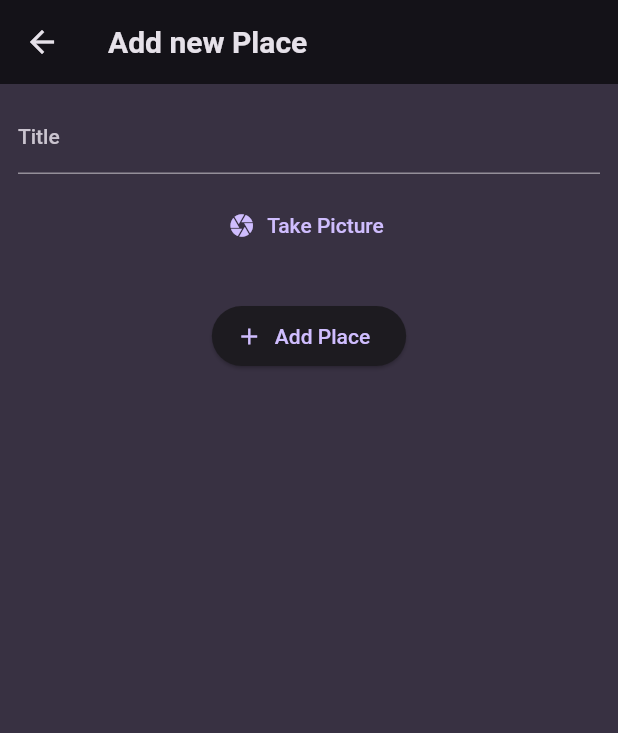
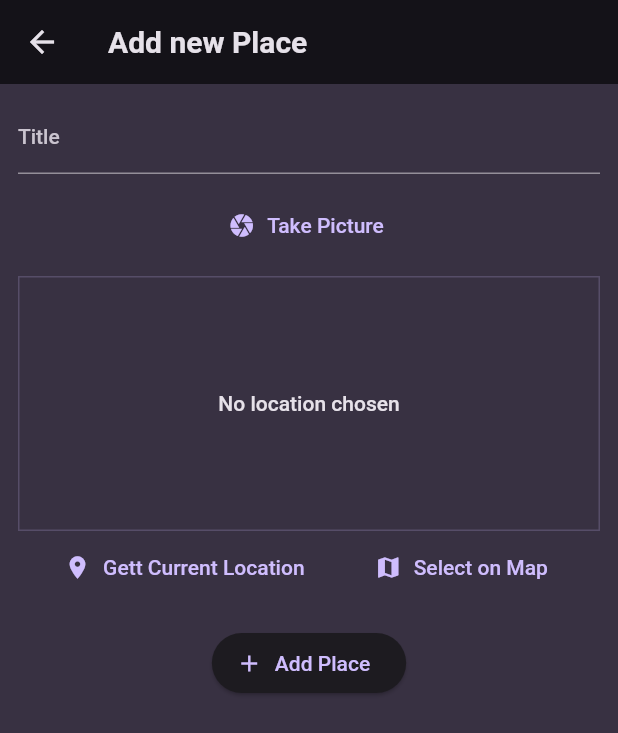
Before and after one commit to federicosedia/FavoritePlaces, a Flutter app: the AddPlaceScreen screen opened directly, on a phone screen of 412 x 824 dp. Shown: the top 733 px of the screen. Run offline on Flutter 3.47's test engine with Material 2 defaults, Android fonts, the phone set to English and light mode, and no system bars; our stand-ins replace flutter_riverpod, google_fonts, image_picker, location.

Commit message:
User Location e Geocoding

```diff
--- a/lib/models/place.dart
+++ b/lib/models/place.dart
@@ -5,11 +5,25 @@ import 'package:uuid/uuid.dart';
 
 const uuid = Uuid();
 
+//per capire dove è situata una determinata posizione
+class PlaceLocation {
+  const PlaceLocation(
+      {required this.address, required this.latitude, required this.longitude});
+  final double latitude;
+  final double longitude;
+  final String address;
+}
+
 class Place {
   //elenco inizializzatori per la gestione dell'id tramite uuid che genera id generico univoco
-  Place({required this.title, required this.image}) : id = uuid.v4();
+  Place({
+    required this.title,
+    required this.image,
+    //required this.location,
+  }) : id = uuid.v4();
 
   final String id;
   final String title;
   final File image;
+  // final PlaceLocation location;
 }
--- a/lib/screens/add_place.dart
+++ b/lib/screens/add_place.dart
@@ -1,6 +1,7 @@
 import 'dart:io';
 
 import 'package:favorite_places/widgets/image_input.dart';
+import 'package:favorite_places/widgets/location_input.dart';
 import 'package:flutter/material.dart';
 import 'package:flutter_riverpod/flutter_riverpod.dart';
 
@@ -19,13 +20,6 @@ class _AddPlaceScreenState extends ConsumerState<AddPlaceScreen> {
   final _titleController = TextEditingController();
   File? _selectedImage;
 
-//chiamo il metodo dispose per il titlecontroller quando verrà inviato
-  @override
-  void dispose() {
-    super.dispose();
-    _titleController.dispose();
-  }
-
   void _savePlace() {
     final enteredTitle = _titleController.text;
 
@@ -43,6 +37,13 @@ class _AddPlaceScreenState extends ConsumerState<AddPlaceScreen> {
     }
   }
 
+//chiamo il metodo dispose per il titlecontroller quando verrà inviato
+  @override
+  void dispose() {
+    super.dispose();
+    _titleController.dispose();
+  }
+
   @override
   Widget build(BuildContext context) {
     return Scaffold(
@@ -55,25 +56,26 @@ class _AddPlaceScreenState extends ConsumerState<AddPlaceScreen> {
         child: Column(
           children: [
             TextField(
-              decoration: const InputDecoration(
-                label: Text('Title'),
+              decoration: const InputDecoration(labelText: 'Title'),
+              controller: _titleController,
+              style: TextStyle(
+                color: Theme.of(context).colorScheme.onBackground,
               ),
-              controller: _titleController,
-              style: TextStyle(color: Theme.of(context).colorScheme.background),
             ),
             const SizedBox(height: 10),
-            //image input
             ImageInput(
               onPickImage: (image) {
                 _selectedImage = image;
               },
             ),
-            const SizedBox(height: 26),
+            const SizedBox(height: 10),
+            LocationInput(),
+            const SizedBox(height: 16),
             ElevatedButton.icon(
               onPressed: _savePlace,
               icon: const Icon(Icons.add),
               label: const Text('Add Place'),
-            )
+            ),
           ],
         ),
       ),
--- a/lib/widgets/image_input.dart
+++ b/lib/widgets/image_input.dart
@@ -8,7 +8,7 @@ class ImageInput extends StatefulWidget {
   final void Function(File image) onPickImage;
 
   @override
-  State<StatefulWidget> createState() {
+  State<ImageInput> createState() {
     return _ImageInputState();
   }
 }
--- /dev/null
+++ b/lib/widgets/location_input.dart
@@ -0,0 +1,140 @@
+import 'dart:convert';
+
+import 'package:favorite_places/models/place.dart';
+import 'package:flutter/material.dart';
+import 'package:location/location.dart';
+import 'package:http/http.dart' as http;
+
+class LocationInput extends StatefulWidget {
+  const LocationInput({super.key});
+
+  @override
+  State<LocationInput> createState() => _LocationInputState();
+}
+
+class _LocationInputState extends State<LocationInput> {
+  //sostituisco location con placelocation che ho creato
+  PlaceLocation? _pickedLocation;
+  var _isGettingLocation = false;
+  //utilizzo il get per la locationimage cosi ho un getter che genera una url istantanea
+  //lat e lng parametri per trovare la lat e lng in base alla foto
+  String get locationImage {
+    if (_pickedLocation == null) {
+      return '';
+    }
+    //zoom =16 e size lascio 600x300, elimino i due markers lasciandone solo 1
+    final lat = _pickedLocation!.latitude;
+    final lng = _pickedLocation!.longitude;
+    return 'https://maps.googleapis.com/maps/api/staticmap?center$lat,$lng=&zoom=16&size=600x300&maptype=roadmap&markers=color:red%7Clabel:A%7C$lat,$lng&key=AIzaSyBUiMX89yQvYRMJRSPChSPkmi4cOHpOBTM';
+  }
+
+  //metodo copiato dalla repository flutter
+  void _getCurrentLocation() async {
+    Location location = new Location();
+
+    bool serviceEnabled;
+    PermissionStatus permissionGranted;
+    LocationData locationData;
+
+    serviceEnabled = await location.serviceEnabled();
+    if (!serviceEnabled) {
+      serviceEnabled = await location.requestService();
+      if (!serviceEnabled) {
+        return;
+      }
+    }
+
+    permissionGranted = await location.hasPermission();
+    if (permissionGranted == PermissionStatus.denied) {
+      permissionGranted = await location.requestPermission();
+      if (permissionGranted != PermissionStatus.granted) {
+        return;
+      }
+    }
+
+    setState(() {
+      _isGettingLocation = true;
+    });
+
+    locationData = await location.getLocation();
+    final lat = locationData.latitude;
+    final lng = locationData.longitude;
+
+    if (lat == null || lng == null) {
+      return;
+    }
+
+//per ottenere la geocodifica dell'indirizzo:
+    final url = Uri.parse(
+        'https://maps.googleapis.com/maps/api/geocode/json?latlng=$lat,$lng&key=AIzaSyBUiMX89yQvYRMJRSPChSPkmi4cOHpOBTM');
+
+    final response = await http.get(url);
+//per decodificare la risposta
+    final resData = json.decode(response.body);
+    //accedo alla risposta prendendo la chiave results e andando nel primo indice
+    final address = resData['results'][0]['formatted_address'];
+
+    setState(() {
+      _pickedLocation = PlaceLocation(
+        address: address,
+        latitude: lat,
+        longitude: lng,
+      );
+      _isGettingLocation = false;
+    });
+  }
+
+  @override
+  Widget build(BuildContext context) {
+    Widget previewContent = Text(
+      'No location chosen',
+      textAlign: TextAlign.center,
+      style: Theme.of(context).textTheme.bodyLarge!.copyWith(
+            color: Theme.of(context).colorScheme.onBackground,
+          ),
+    );
+
+    if (_pickedLocation != null) {
+      previewContent = Image.network(
+        locationImage,
+        fit: BoxFit.cover,
+        width: double.infinity,
+        height: double.infinity,
+      );
+    }
+
+    if (_isGettingLocation) {
+      previewContent = const CircularProgressIndicator();
+    }
+    return Column(
+      children: [
+        Container(
+            alignment: Alignment.center,
+            decoration: BoxDecoration(
+              border: Border.all(
+                width: 1,
+                color: Theme.of(context).colorScheme.primary.withOpacity(0.2),
+              ),
+            ),
+            height: 170,
+            width: double.infinity,
+            child: previewContent),
+        Row(
+          mainAxisAlignment: MainAxisAlignment.spaceEvenly,
+          children: [
+            TextButton.icon(
+              onPressed: _getCurrentLocation,
+              icon: const Icon(Icons.location_on),
+              label: const Text('Gett Current Location'),
+            ),
+            TextButton.icon(
+              onPressed: () {},
+              icon: const Icon(Icons.map),
+              label: const Text('Select on Map'),
+            ),
+          ],
+        ),
+      ],
+    );
+  }
+}
--- a/lib/widgets/places_list.dart
+++ b/lib/widgets/places_list.dart
@@ -24,6 +24,11 @@ class PlacesList extends StatelessWidget {
     return ListView.builder(
       itemCount: places.length,
       itemBuilder: (ctx, index) => ListTile(
+        leading: CircleAvatar(
+          radius: 26,
+          //non possiamo usare il widget File ma possiamo usare fileimage che è un fornitore di immagini
+          backgroundImage: FileImage(places[index].image),
+        ),
         title: Text(
           places[index].title,
           style: Theme.of(context).textTheme.titleMedium!.copyWith(
--- a/pubspec.yaml
+++ b/pubspec.yaml
@@ -39,6 +39,8 @@ dependencies:
   uuid: ^3.0.7
   flutter_riverpod: ^2.3.6
   image_picker: ^0.8.7+5
+  location: ^4.4.0
+  http: ^0.13.6
 
 dev_dependencies:
   flutter_test:
```
Also changed, not shown: lib/screens/places.dart (+5 -2 lines), lib/screens/places_detail.dart (+16 -13 lines), pubspec.lock, 2 other files.
